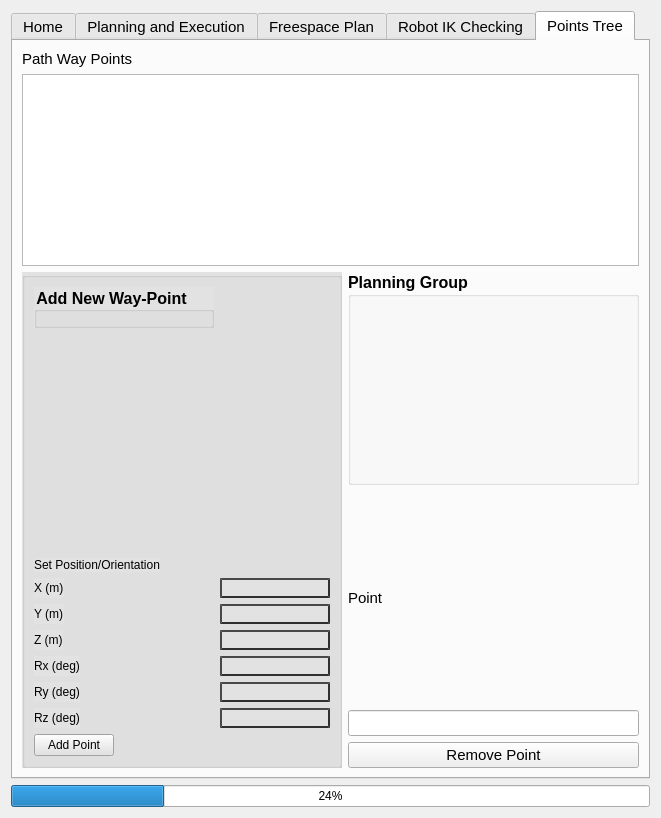
First picture: the form in moveit_cartesian_plan_plugin/src/widgets/path_planning_widget.ui, repository peanut-robotics/fermi, before the edit.
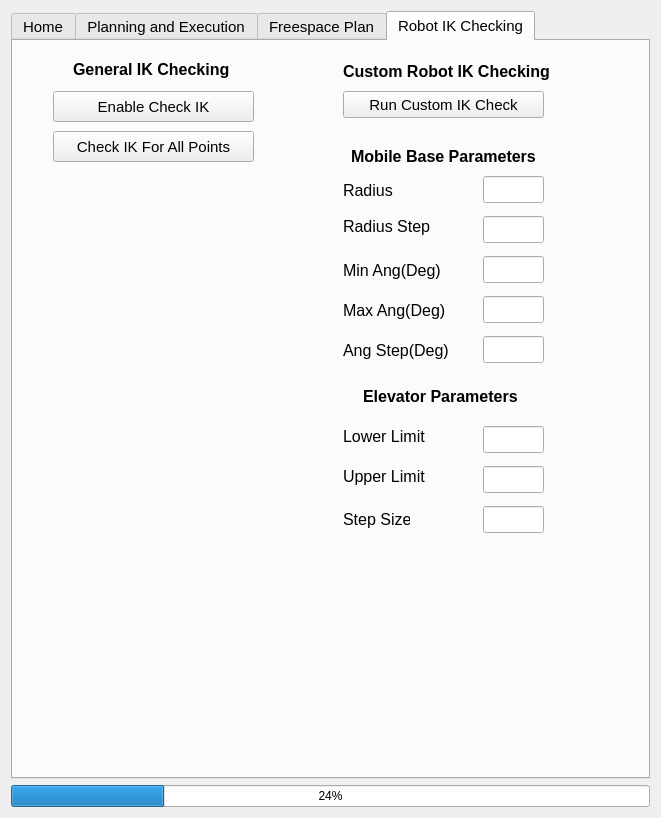
Second picture: the form after the edit. The open tabs and pages were chosen to show the change.

Commit message: REMOVE TREE

What changed in the file:
```diff
--- a/moveit_cartesian_plan_plugin/src/widgets/path_planning_widget.ui
+++ b/moveit_cartesian_plan_plugin/src/widgets/path_planning_widget.ui
@@ -21,7 +21,7 @@
      </property>
     </widget>
    </item>
-   <item row="1" column="1">
+   <item row="0" column="1">
     <widget class="QTabWidget" name="tabWidget">
      <property name="font">
       <font>
@@ -1488,227 +1488,6 @@
        </property>
       </widget>
      </widget>
-     <widget class="QWidget" name="PointsTree">
-      <attribute name="title">
-       <string>Points Tree</string>
-      </attribute>
-      <layout class="QGridLayout" name="gridLayout_2">
-       <item row="7" column="0" colspan="2">
-        <widget class="QGroupBox" name="newPointLayout">
-         <property name="autoFillBackground">
-          <bool>false</bool>
-         </property>
-         <property name="styleSheet">
-          <string notr="true">background-color: rgb(226, 226, 226)</string>
-         </property>
-         <layout class="QFormLayout" name="FormLayoutObjectPose_2">
-          <property name="fieldGrowthPolicy">
-           <enum>QFormLayout::AllNonFixedFieldsGrow</enum>
-          </property>
-          <item row="0" column="0">
-           <widget class="QGroupBox" name="groupBox">
-            <property name="font">
-             <font>
-              <pointsize>12</pointsize>
-              <weight>75</weight>
-              <bold>true</bold>
-             </font>
-            </property>
-            <property name="title">
-             <string>Add New Way-Point</string>
-            </property>
-           </widget>
-          </item>
-          <item row="1" column="0" colspan="2">
-           <spacer name="verticalSpacer_4">
-            <property name="orientation">
-             <enum>Qt::Vertical</enum>
-            </property>
-            <property name="sizeHint" stdset="0">
-             <size>
-              <width>20</width>
-              <height>40</height>
-             </size>
-            </property>
-           </spacer>
-          </item>
-          <item row="2" column="0">
-           <widget class="QLabel" name="label_2">
-            <property name="text">
-             <string>Set Position/Orientation</string>
-            </property>
-           </widget>
-          </item>
-          <item row="5" column="0">
-           <widget class="QLabel" name="xLabel">
-            <property name="text">
-             <string>X (m)</string>
-            </property>
-           </widget>
-          </item>
-          <item row="5" column="1">
-           <widget class="QLineEdit" name="LineEditX">
-            <property name="styleSheet">
-             <string notr="true">border-style: outset;
-                border-width: 2px;
-                border-color :rgb(48, 48, 48)</string>
-            </property>
-           </widget>
-          </item>
-          <item row="7" column="0">
-           <widget class="QLabel" name="yLabel">
-            <property name="text">
-             <string>Y (m)</string>
-            </property>
-           </widget>
-          </item>
-          <item row="7" column="1">
-           <widget class="QLineEdit" name="LineEditY">
-            <property name="styleSheet">
-             <string notr="true">border-style: outset;
-                border-width: 2px;
-                border-color :rgb(48, 48, 48)</string>
-            </property>
-           </widget>
-          </item>
-          <item row="8" column="0">
-           <widget class="QLabel" name="zLabel">
-            <property name="text">
-             <string>Z (m)</string>
-            </property>
-           </widget>
-          </item>
-          <item row="8" column="1">
-           <widget class="QLineEdit" name="LineEditZ">
-            <property name="styleSheet">
-             <string notr="true">border-style: outset;
-                border-width: 2px;
-                border-color :rgb(48, 48, 48)</string>
-            </property>
-           </widget>
-          </item>
-          <item row="9" column="0">
-           <widget class="QLabel" name="rxLabel">
-            <property name="text">
-             <string>Rx (deg)</string>
-            </property>
-           </widget>
-          </item>
-          <item row="9" column="1">
-           <widget class="QLineEdit" name="LineEditRx">
-            <property name="styleSheet">
-             <string notr="true">border-style: outset;
-                border-width: 2px;
-                border-color :rgb(48, 48, 48)</string>
-            </property>
-           </widget>
-          </item>
-          <item row="10" column="0">
-           <widget class="QLabel" name="ryLabel">
-            <property name="text">
-             <string>Ry (deg)</string>
-            </property>
-           </widget>
-          </item>
-          <item row="10" column="1">
-           <widget class="QLineEdit" name="LineEditRy">
-            <property name="styleSheet">
-             <string notr="true">border-style: outset;
-                border-width: 2px;
-                border-color :rgb(48, 48, 48)</string>
-            </property>
-           </widget>
-          </item>
-          <item row="12" column="0">
-           <widget class="QLabel" name="rzLabel">
-            <property name="text">
-             <string>Rz (deg)</string>
-            </property>
-           </widget>
-          </item>
-          <item row="12" column="1">
-           <widget class="QLineEdit" name="LineEditRz">
-            <property name="styleSheet">
-             <string notr="true">border-style: outset;
-                border-width: 2px;
-                border-color :rgb(48, 48, 48)</string>
-            </property>
-           </widget>
-          </item>
-          <item row="13" column="0">
-           <widget class="QPushButton" name="btnAddPoint">
-            <property name="text">
-             <string>Add Point</string>
-            </property>
-           </widget>
-          </item>
-         </layout>
-        </widget>
-       </item>
-       <item row="0" column="0">
-        <widget class="QLabel" name="label">
-         <property name="text">
-          <string>Path Way Points</string>
-         </property>
-        </widget>
-       </item>
-       <item row="1" column="0" rowspan="4" colspan="3">
-        <widget class="QTreeView" name="treeView">
-         <property name="rootIsDecorated">
-          <bool>true</bool>
-         </property>
-         <property name="uniformRowHeights">
-          <bool>true</bool>
-         </property>
-        </widget>
-       </item>
-       <item row="7" column="2">
-        <layout class="QGridLayout" name="gridLayout_3">
-         <item row="4" column="0">
-          <widget class="QLineEdit" name="txtPointName"/>
-         </item>
-         <item row="5" column="0">
-          <widget class="QPushButton" name="btnRemovePoint">
-           <property name="text">
-            <string>Remove Point</string>
-           </property>
-          </widget>
-         </item>
-         <item row="3" column="0">
-          <widget class="QLabel" name="label_3">
-           <property name="text">
-            <string>Point</string>
-           </property>
-          </widget>
-         </item>
-         <item row="2" column="0">
-          <widget class="QGroupBox" name="groupBox_3">
-           <property name="minimumSize">
-            <size>
-             <width>262</width>
-             <height>0</height>
-            </size>
-           </property>
-           <property name="font">
-            <font>
-             <pointsize>12</pointsize>
-             <weight>75</weight>
-             <bold>true</bold>
-            </font>
-           </property>
-           <property name="title">
-            <string>Planning Group</string>
-           </property>
-          </widget>
-         </item>
-        </layout>
-       </item>
-      </layout>
-      <zorder>label</zorder>
-      <zorder>treeView</zorder>
-      <zorder>newPointLayout</zorder>
-      <zorder></zorder>
-     </widget>
     </widget>
    </item>
   </layout>
```
Left out of the diff: 158 changed lines with no effect on the pictures.
